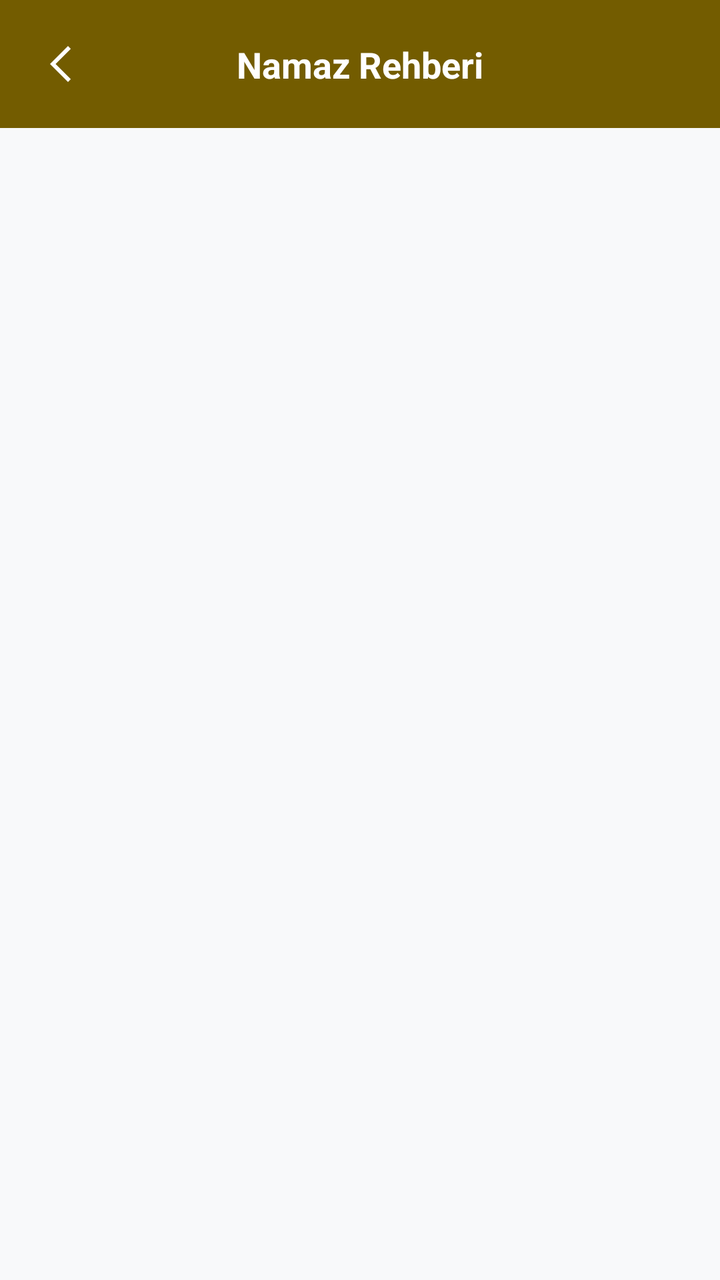
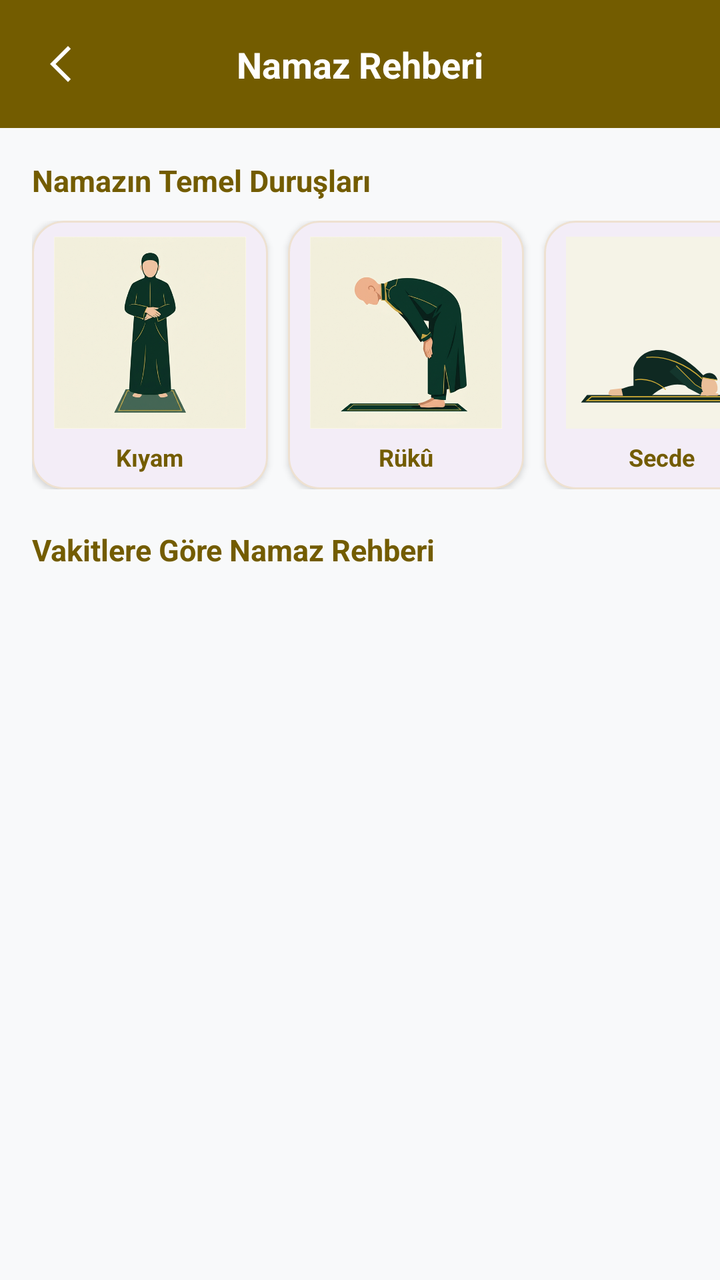

Before-and-after screenshots of an Android layout around one commit, followed by the original layout XML and the change that was made.
<!-- AndroidManifest.xml: activity theme Theme.Hilalim -->
<!-- res/layout/activity_namaz_rehberi.xml -->
<?xml version="1.0" encoding="utf-8"?>
<androidx.constraintlayout.widget.ConstraintLayout xmlns:android="http://schemas.android.com/apk/res/android"
    xmlns:app="http://schemas.android.com/apk/res-auto"
    android:layout_width="match_parent"
    android:layout_height="match_parent"
    android:background="@color/neutral_bg">

    <androidx.constraintlayout.widget.ConstraintLayout
        android:id="@+id/header"
        android:layout_width="match_parent"
        android:layout_height="64dp"
        android:background="@color/header_bg"
        android:paddingHorizontal="16dp"
        app:layout_constraintTop_toTopOf="parent">

        <ImageView
            android:id="@+id/btn_back"
            android:layout_width="40dp"
            android:layout_height="40dp"
            android:contentDescription="@string/desc_back"
            android:padding="8dp"
            android:src="@drawable/ic_back_arrow"
            app:layout_constraintBottom_toBottomOf="parent"
            app:layout_constraintStart_toStartOf="parent"
            app:layout_constraintTop_toTopOf="parent"
            app:tint="@color/white" />

        <TextView
            android:layout_width="wrap_content"
            android:layout_height="wrap_content"
            android:text="@string/namaz_rehberi_title"
            android:textColor="@color/white"
            android:textSize="18sp"
            android:textStyle="bold"
            app:layout_constraintBottom_toBottomOf="parent"
            app:layout_constraintEnd_toEndOf="parent"
            app:layout_constraintStart_toStartOf="parent"
            app:layout_constraintTop_toTopOf="parent" />
    </androidx.constraintlayout.widget.ConstraintLayout>

    <androidx.recyclerview.widget.RecyclerView
        android:id="@+id/rv_guide"
        android:layout_width="match_parent"
        android:layout_height="0dp"
        android:padding="16dp"
        app:layout_constraintBottom_toBottomOf="parent"
        app:layout_constraintTop_toBottomOf="@id/header" />

</androidx.constraintlayout.widget.ConstraintLayout>
<!-- resources referenced by this layout -->
<resources>
  <color name="header_bg">#735C00</color>
  <color name="neutral_bg">@color/md_theme_light_background</color>
  <color name="white">#FFFFFFFF</color>
  <!-- drawable ic_back_arrow (drawable) -->
  <vector xmlns:android="http://schemas.android.com/apk/res/android"
      android:width="24dp"
      android:height="24dp"
      android:viewportWidth="960"
      android:viewportHeight="960"
      android:autoMirrored="true"
      android:tint="?attr/colorControlNormal">
    <path
        android:fillColor="@android:color/white"
        android:pathData="M400,840L40,480L400,120L456,176L152,480L456,784L400,840Z"/>
  </vector>
  <string name="desc_back">Geri</string>
  <string name="namaz_rehberi_title">Namaz Rehberi</string>
  <style name="Theme.Hilalim" parent="Base.Theme.Hilalim" />
  <color name="md_theme_light_background">#F8F9FA</color>
  <color name="md_theme_light_primary">#735C00</color>
  <color name="md_theme_light_onPrimary">#FFFFFF</color>
  <color name="md_theme_light_primaryContainer">#D4AF37</color>
  <color name="md_theme_light_onPrimaryContainer">#554300</color>
  <color name="md_theme_light_secondary">#5E5F5C</color>
  <color name="md_theme_light_onSecondary">#FFFFFF</color>
  <color name="md_theme_light_secondaryContainer">#E0E0DC</color>
  <color name="md_theme_light_onSecondaryContainer">#626360</color>
  <color name="md_theme_light_tertiary">#5F5F56</color>
  <color name="md_theme_light_onTertiary">#FFFFFF</color>
  <color name="md_theme_light_tertiaryContainer">#B4B3A8</color>
  <color name="md_theme_light_onTertiaryContainer">#45453D</color>
  <color name="md_theme_light_surface">#F8F9FA</color>
  <color name="md_theme_light_onSurface">#191C1D</color>
  <color name="md_theme_light_surfaceVariant">#E1E3E4</color>
  <color name="md_theme_light_onSurfaceVariant">#4D4635</color>
  <color name="md_theme_light_outline">#7F7663</color>
  <color name="md_theme_light_inverseSurface">#2E3132</color>
  <color name="md_theme_light_inverseOnSurface">#EFF1F2</color>
  <color name="md_theme_light_error">#BA1A1A</color>
  <color name="md_theme_light_onError">#FFFFFF</color>
  <color name="md_theme_light_errorContainer">#FFDAD6</color>
  <color name="md_theme_light_onErrorContainer">#93000A</color>
  <!-- unchanged entries left out for length: 1 -->
</resources>

<!-- the commit's change to res/layout/activity_namaz_rehberi.xml (unified diff, before → after) -->
@@ -3,7 +3,7 @@
     xmlns:app="http://schemas.android.com/apk/res-auto"
     android:layout_width="match_parent"
     android:layout_height="match_parent"
-    android:background="@color/neutral_bg">
+    android:background="?attr/colorSurface">
 
     <androidx.constraintlayout.widget.ConstraintLayout
         android:id="@+id/header"
@@ -38,12 +38,216 @@
             app:layout_constraintTop_toTopOf="parent" />
     </androidx.constraintlayout.widget.ConstraintLayout>
 
-    <androidx.recyclerview.widget.RecyclerView
-        android:id="@+id/rv_guide"
+    <androidx.core.widget.NestedScrollView
         android:layout_width="match_parent"
         android:layout_height="0dp"
-        android:padding="16dp"
         app:layout_constraintBottom_toBottomOf="parent"
-        app:layout_constraintTop_toBottomOf="@id/header" />
+        app:layout_constraintTop_toBottomOf="@id/header">
+
+        <LinearLayout
+            android:layout_width="match_parent"
+            android:layout_height="wrap_content"
+            android:orientation="vertical"
+            android:paddingBottom="24dp">
+
+            <TextView
+                android:layout_width="wrap_content"
+                android:layout_height="wrap_content"
+                android:layout_marginHorizontal="16dp"
+                android:layout_marginTop="16dp"
+                android:layout_marginBottom="10dp"
+                android:text="@string/namaz_postures_title"
+                android:textColor="?attr/colorPrimary"
+                android:textSize="15sp"
+                android:textStyle="bold" />
+
+            <HorizontalScrollView
+                android:layout_width="match_parent"
+                android:layout_height="wrap_content"
+                android:clipToPadding="false"
+                android:paddingHorizontal="16dp"
+                android:scrollbars="none">
+
+                <LinearLayout
+                    android:layout_width="wrap_content"
+                    android:layout_height="wrap_content"
+                    android:orientation="horizontal">
+
+                    
+                    <com.google.android.material.card.MaterialCardView
+                        android:id="@+id/card_posture_kiyam"
+                        android:layout_width="118dp"
+                        android:layout_height="wrap_content"
+                        android:layout_marginEnd="10dp"
+                        android:clickable="true"
+                        android:focusable="true"
+                        app:cardBackgroundColor="?attr/colorSurfaceContainer"
+                        app:cardCornerRadius="16dp"
+                        app:cardElevation="2dp"
+                        app:strokeColor="@color/card_stroke"
+                        app:strokeWidth="1dp">
+
+                        <LinearLayout
+                            android:layout_width="match_parent"
+                            android:layout_height="wrap_content"
+                            android:gravity="center"
+                            android:orientation="vertical"
+                            android:padding="8dp">
+
+                            <ImageView
+                                android:layout_width="96dp"
+                                android:layout_height="96dp"
+                                android:contentDescription="@string/posture_kiyam"
+                                android:scaleType="centerCrop"
+                                android:src="@drawable/img_posture_kiyam" />
+
+                            <TextView
+                                android:layout_width="wrap_content"
+                                android:layout_height="wrap_content"
+                                android:layout_marginTop="6dp"
+                                android:text="@string/posture_kiyam"
+                                android:textColor="?attr/colorPrimary"
+                                android:textSize="12sp"
+                                android:textStyle="bold" />
+                        </LinearLayout>
+                    </com.google.android.material.card.MaterialCardView>
+
+                    
+                    <com.google.android.material.card.MaterialCardView
+                        android:id="@+id/card_posture_ruku"
+                        android:layout_width="118dp"
+                        android:layout_height="wrap_content"
+                        android:layout_marginEnd="10dp"
+                        android:clickable="true"
+                        android:focusable="true"
+                        app:cardBackgroundColor="?attr/colorSurfaceContainer"
+                        app:cardCornerRadius="16dp"
+                        app:cardElevation="2dp"
+                        app:strokeColor="@color/card_stroke"
+                        app:strokeWidth="1dp">
+
+                        <LinearLayout
+                            android:layout_width="match_parent"
+                            android:layout_height="wrap_content"
+                            android:gravity="center"
+                            android:orientation="vertical"
+                            android:padding="8dp">
+
+                            <ImageView
+                                android:layout_width="96dp"
+                                android:layout_height="96dp"
+                                android:contentDescription="@string/posture_ruku"
+                                android:scaleType="centerCrop"
+                                android:src="@drawable/img_posture_ruku" />
+
+                            <TextView
+                                android:layout_width="wrap_content"
+                                android:layout_height="wrap_content"
+                                android:layout_marginTop="6dp"
+                                android:text="@string/posture_ruku"
+                                android:textColor="?attr/colorPrimary"
+                                android:textSize="12sp"
+                                android:textStyle="bold" />
+                        </LinearLayout>
+                    </com.google.android.material.card.MaterialCardView>
+
+                    
+                    <com.google.android.material.card.MaterialCardView
+                        android:id="@+id/card_posture_secde"
+                        android:layout_width="118dp"
+                        android:layout_height="wrap_content"
+                        android:layout_marginEnd="10dp"
+                        android:clickable="true"
+                        android:focusable="true"
+                        app:cardBackgroundColor="?attr/colorSurfaceContainer"
+                        app:cardCornerRadius="16dp"
+                        app:cardElevation="2dp"
+                        app:strokeColor="@color/card_stroke"
+                        app:strokeWidth="1dp">
+
+                        <LinearLayout
+                            android:layout_width="match_parent"
+                            android:layout_height="wrap_content"
+                            android:gravity="center"
+                            android:orientation="vertical"
+                            android:padding="8dp">
+
+                            <ImageView
+                                android:layout_width="96dp"
+                                android:layout_height="96dp"
+                                android:contentDescription="@string/posture_secde"
+                                android:scaleType="centerCrop"
+                                android:src="@drawable/img_posture_secde" />
+
+                            <TextView
+                                android:layout_width="wrap_content"
+                                android:layout_height="wrap_content"
+                                android:layout_marginTop="6dp"
+                                android:text="@string/posture_secde"
+                                android:textColor="?attr/colorPrimary"
+                                android:textSize="12sp"
+                                android:textStyle="bold" />
+                        </LinearLayout>
+                    </com.google.android.material.card.MaterialCardView>
+
+                    
+                    <com.google.android.material.card.MaterialCardView
+                        android:id="@+id/card_posture_kade"
+                        android:layout_width="118dp"
+                        android:layout_height="wrap_content"
+                        android:clickable="true"
+                        android:focusable="true"
+                        app:cardBackgroundColor="?attr/colorSurfaceContainer"
+                        app:cardCornerRadius="16dp"
+                        app:cardElevation="2dp"
+                        app:strokeColor="@color/card_stroke"
+                        app:strokeWidth="1dp">
+
+                        <LinearLayout
+                            android:layout_width="match_parent"
+                            android:layout_height="wrap_content"
+                            android:gravity="center"
+                            android:orientation="vertical"
+                            android:padding="8dp">
+
+                            <ImageView
+                                android:layout_width="96dp"
+                                android:layout_height="96dp"
+                                android:contentDescription="@string/posture_kade"
+                                android:scaleType="centerCrop"
+                                android:src="@drawable/img_posture_kade" />
+
+                            <TextView
+                                android:layout_width="wrap_content"
+                                android:layout_height="wrap_content"
+                                android:layout_marginTop="6dp"
+                                android:text="@string/posture_kade"
+                                android:textColor="?attr/colorPrimary"
+                                android:textSize="12sp"
+                                android:textStyle="bold" />
+                        </LinearLayout>
+                    </com.google.android.material.card.MaterialCardView>
+                </LinearLayout>
+            </HorizontalScrollView>
+
+            <TextView
+                android:layout_width="wrap_content"
+                android:layout_height="wrap_content"
+                android:layout_marginHorizontal="16dp"
+                android:layout_marginTop="20dp"
+                android:layout_marginBottom="10dp"
+                android:text="@string/namaz_categories_title"
+                android:textColor="?attr/colorPrimary"
+                android:textSize="15sp"
+                android:textStyle="bold" />
+
+            <androidx.recyclerview.widget.RecyclerView
+                android:id="@+id/rv_guide"
+                android:layout_width="match_parent"
+                android:layout_height="wrap_content"
+                android:nestedScrollingEnabled="false"
+                android:paddingHorizontal="16dp" />
+        </LinearLayout>
+    </androidx.core.widget.NestedScrollView>
 
 </androidx.constraintlayout.widget.ConstraintLayout>
<!-- resource entries referenced after the edit -->
@@ -1,7 +1,7 @@
 <!-- resources referenced by this layout -->
 <resources>
+  <color name="card_stroke">#33D4AF37</color>
   <color name="header_bg">#735C00</color>
-  <color name="neutral_bg">@color/md_theme_light_background</color>
   <color name="white">#FFFFFFFF</color>
   <!-- drawable ic_back_arrow (drawable) -->
   <vector xmlns:android="http://schemas.android.com/apk/res/android"
@@ -15,8 +15,18 @@
         android:fillColor="@android:color/white"
         android:pathData="M400,840L40,480L400,120L456,176L152,480L456,784L400,840Z"/>
   </vector>
+  <!-- drawable img_posture_kade: png bitmap (drawable-nodpi, 261917 bytes) -->
+  <!-- drawable img_posture_kiyam: png bitmap (drawable-nodpi, 210717 bytes) -->
+  <!-- drawable img_posture_ruku: png bitmap (drawable-nodpi, 210502 bytes) -->
+  <!-- drawable img_posture_secde: vector/xml drawable (drawable, 2174 chars, omitted) -->
   <string name="desc_back">Geri</string>
+  <string name="namaz_categories_title">Vakitlere Göre Namaz Rehberi</string>
+  <string name="namaz_postures_title">Namazın Temel Duruşları</string>
   <string name="namaz_rehberi_title">Namaz Rehberi</string>
+  <string name="posture_kade">Ka\'de (Oturuş)</string>
+  <string name="posture_kiyam">Kıyam</string>
+  <string name="posture_ruku">Rükû</string>
+  <string name="posture_secde">Secde</string>
   <style name="Theme.Hilalim" parent="Base.Theme.Hilalim" />
   <color name="md_theme_light_background">#F8F9FA</color>
   <color name="md_theme_light_primary">#735C00</color>
